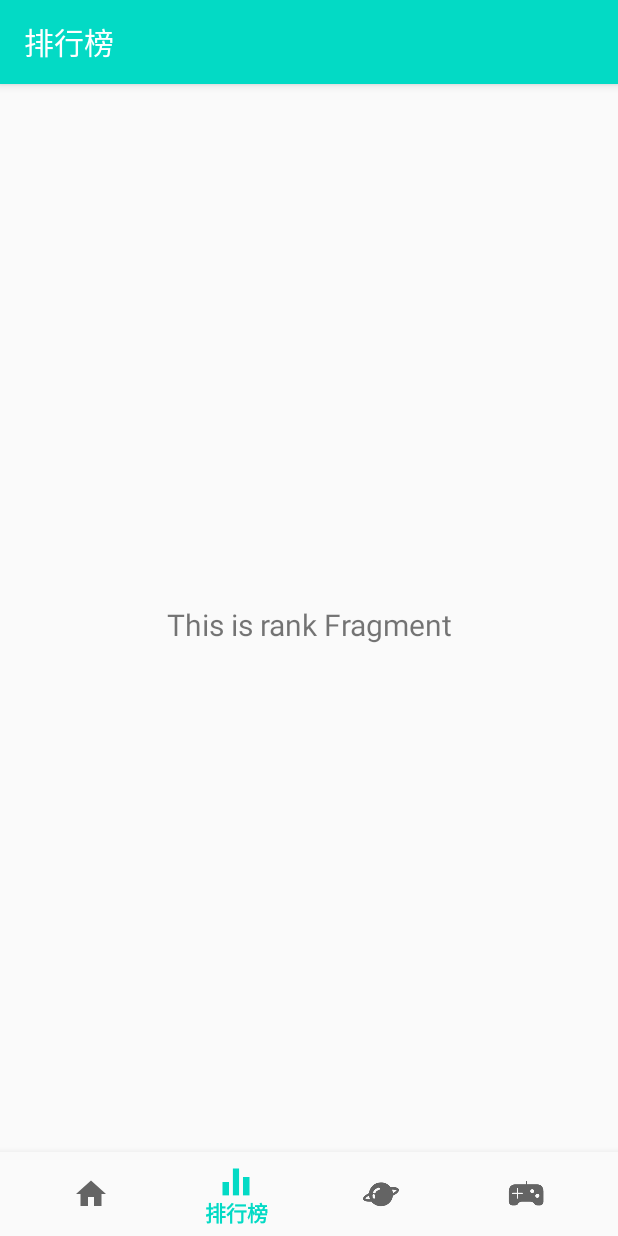
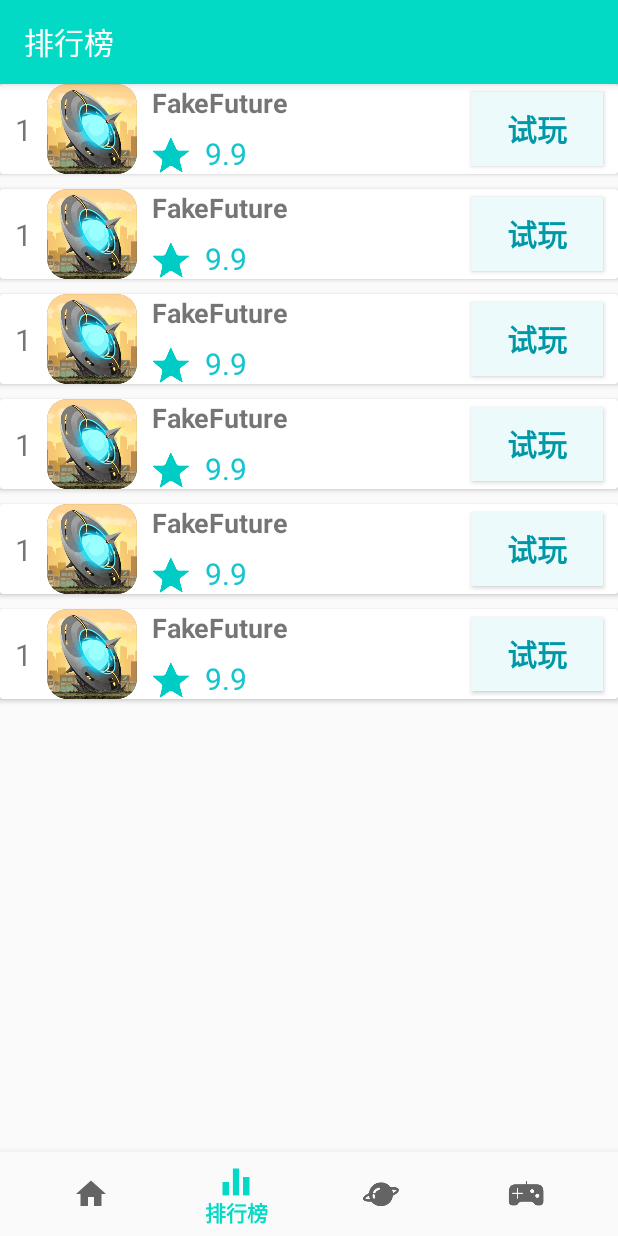
Before and after one commit to Aoijiang/Game-Platform, an Android app: the RankFragment screen opened through its navigation route, on a phone screen of 412 x 824 dp. Run offline under Robolectric (Android 15) with nearby library versions, the phone set to English and light mode, and no system bars; our stand-ins replace navigation-ui.

Commit message:
Rank initial.

```diff
--- a/GamePlatform/app/src/main/java/com/example/gameplatform/ui/rank/RankFragment.kt
+++ b/GamePlatform/app/src/main/java/com/example/gameplatform/ui/rank/RankFragment.kt
@@ -28,10 +28,6 @@ class RankFragment : Fragment() {
         _binding = FragmentRankBinding.inflate(inflater, container, false)
         val root: View = binding.root
 
-        val textView: TextView = binding.textRank
-        dashboardViewModel.text.observe(viewLifecycleOwner) {
-            textView.text = it
-        }
         return root
     }
 
--- a/GamePlatform/app/src/main/res/layout/fragment_rank.xml
+++ b/GamePlatform/app/src/main/res/layout/fragment_rank.xml
@@ -1,22 +1,41 @@
 <?xml version="1.0" encoding="utf-8"?>
-<androidx.constraintlayout.widget.ConstraintLayout xmlns:android="http://schemas.android.com/apk/res/android"
+<ScrollView xmlns:android="http://schemas.android.com/apk/res/android"
     xmlns:app="http://schemas.android.com/apk/res-auto"
     xmlns:tools="http://schemas.android.com/tools"
     android:layout_width="match_parent"
     android:layout_height="match_parent"
-    tools:context=".ui.rank.RankFragment">
+    android:scrollbars="none"
+    tools:context=".ui.home.HomeFragment">
 
-    <TextView
-        android:id="@+id/text_rank"
+    <LinearLayout
         android:layout_width="match_parent"
         android:layout_height="wrap_content"
-        android:layout_marginStart="8dp"
-        android:layout_marginTop="8dp"
-        android:layout_marginEnd="8dp"
-        android:textAlignment="center"
-        android:textSize="20sp"
-        app:layout_constraintBottom_toBottomOf="parent"
-        app:layout_constraintEnd_toEndOf="parent"
-        app:layout_constraintStart_toStartOf="parent"
-        app:layout_constraintTop_toTopOf="parent" />
-</androidx.constraintlayout.widget.ConstraintLayout>
+        android:orientation="vertical">
+
+
+        <include
+            android:id="@+id/b1"
+            layout="@layout/rank_card" />
+
+        <include
+            android:id="@+id/b2"
+            layout="@layout/rank_card" />
+
+        <include
+            android:id="@+id/b3"
+            layout="@layout/rank_card" />
+
+        <include
+            android:id="@+id/b4"
+            layout="@layout/rank_card" />
+
+        <include
+            android:id="@+id/b5"
+            layout="@layout/rank_card" />
+
+        <include
+            android:id="@+id/b6"
+            layout="@layout/rank_card" />
+
+    </LinearLayout>
+</ScrollView>
--- /dev/null
+++ b/GamePlatform/app/src/main/res/layout/rank_card.xml
@@ -0,0 +1,86 @@
+<?xml version="1.0" encoding="utf-8"?>
+<androidx.cardview.widget.CardView xmlns:android="http://schemas.android.com/apk/res/android"
+    xmlns:app="http://schemas.android.com/apk/res-auto"
+    xmlns:tools="http://schemas.android.com/tools"
+    android:layout_width="match_parent"
+    android:layout_height="wrap_content"
+    android:layout_marginBottom="10dp">
+
+    <androidx.constraintlayout.widget.ConstraintLayout
+        android:layout_width="match_parent"
+        android:layout_height="match_parent">
+
+        <TextView
+            android:id="@+id/index"
+            android:layout_width="wrap_content"
+            android:layout_height="wrap_content"
+            android:layout_gravity="center"
+            android:layout_marginStart="10dp"
+            android:text="1"
+            android:textSize="20sp"
+            app:layout_constraintBottom_toBottomOf="parent"
+            app:layout_constraintStart_toStartOf="parent"
+            app:layout_constraintTop_toTopOf="parent" />
+
+        <ImageView
+            android:id="@+id/imageView"
+            android:layout_width="60dp"
+            android:layout_height="60dp"
+            android:layout_marginStart="10dp"
+            android:src="@drawable/small_1"
+            app:layout_constraintStart_toEndOf="@+id/index"
+            app:layout_constraintTop_toTopOf="parent" />
+
+        <TextView
+            android:id="@+id/textView3"
+            android:layout_width="0dp"
+            android:layout_height="wrap_content"
+            android:layout_marginStart="10dp"
+            android:layout_marginEnd="10dp"
+            android:text="FakeFuture"
+            android:textSize="18sp"
+            android:textStyle="bold"
+            app:layout_constraintEnd_toStartOf="@+id/button"
+            app:layout_constraintStart_toEndOf="@+id/imageView"
+            app:layout_constraintTop_toTopOf="parent" />
+
+        <ImageView
+            android:id="@+id/imageView2"
+            android:layout_width="25dp"
+            android:layout_height="25dp"
+            android:layout_marginStart="10dp"
+            android:src="@drawable/star"
+            app:layout_constraintBottom_toBottomOf="parent"
+            app:layout_constraintStart_toEndOf="@+id/imageView" />
+
+        <TextView
+            android:id="@+id/textView2"
+            android:layout_width="wrap_content"
+            android:layout_height="wrap_content"
+            android:layout_marginStart="10dp"
+            android:text="9.9"
+            android:textColor="#14c5cd"
+            android:textSize="20sp"
+            app:layout_constraintBottom_toBottomOf="parent"
+            app:layout_constraintStart_toEndOf="@+id/imageView2" />
+
+        <Button
+            android:id="@+id/button"
+            android:layout_width="wrap_content"
+            android:layout_height="0dp"
+            android:layout_gravity="center"
+            android:layout_marginTop="5dp"
+            android:layout_marginEnd="10dp"
+            android:layout_marginBottom="5dp"
+            android:layout_weight="1"
+            android:background="#ecfafb"
+            android:text="试玩"
+            android:textColor="#0097A7"
+            android:textSize="20sp"
+            android:textStyle="bold"
+            app:layout_constraintBottom_toBottomOf="parent"
+            app:layout_constraintEnd_toEndOf="parent"
+            app:layout_constraintTop_toTopOf="parent" />
+    </androidx.constraintlayout.widget.ConstraintLayout>
+
+</androidx.cardview.widget.CardView>
```
Also changed, not shown: GamePlatform/app/src/main/res/drawable/small_1.png (added).
